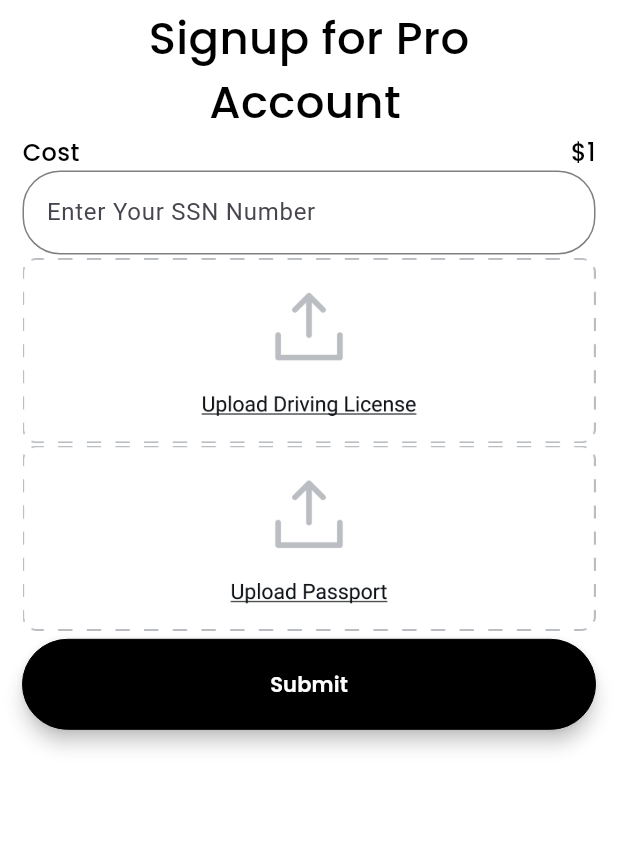
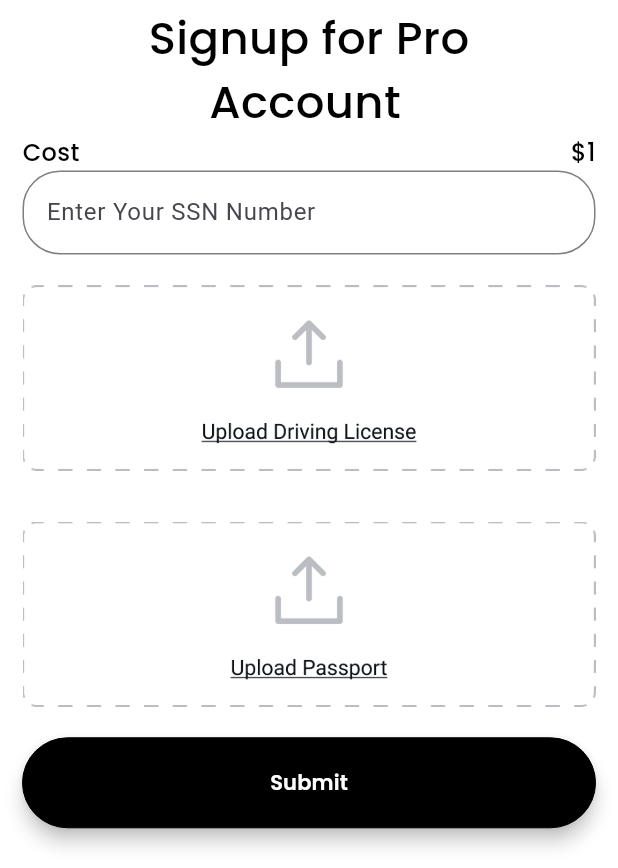
Before and after one commit to UasDevelope/civitante, a Flutter app: the ProAccountScren screen opened by its route, on a phone screen of 412 x 824 dp, the part 368-1236 px from its top. Run offline on Flutter 3.47's test engine with Material 3 defaults, Android fonts, the light colour scheme and no system bars; drawn by our look-alikes of loading_overlay; our stand-ins replace dotted_border, firebase_core, firebase_storage, fl_chart, flutter_image_compress, fluttertoast and 9 more; missing offline and left inert: flutter_stripe; accounts and stored records are empty.

Commit message:
upate code

```diff
--- a/lib/App/modules/auth/controller/auth_controller.dart
+++ b/lib/App/modules/auth/controller/auth_controller.dart
@@ -24,6 +24,7 @@ class AuthController extends GetxController {
 
   ///<Signup> Controllers
   TextEditingController signupEmailController = TextEditingController();
+  TextEditingController fullNameController = TextEditingController();
   TextEditingController signupLocationController = TextEditingController();
   TextEditingController signupPasswordController = TextEditingController();
   TextEditingController SignupConfirmPasswordController =
@@ -148,6 +149,7 @@ class AuthController extends GetxController {
     loading.value = true;
     var data = {
       "email": signupEmailController.text,
+      "name": fullNameController.text,
       "location": {
         "long": positioned.value!.longitude,
         "lat": positioned.value!.latitude
@@ -189,6 +191,7 @@ class AuthController extends GetxController {
     // Prepare data for the API request
     var data = {
       "email": signupEmailController.text,
+      "name": fullNameController.text,
       "location": {
         "long": positioned.value?.longitude, // Safely access longitude
         "lat": positioned.value?.latitude, // Safely access latitude
--- a/lib/App/modules/auth/view/pro_account.dart
+++ b/lib/App/modules/auth/view/pro_account.dart
@@ -82,14 +82,15 @@ class ProAccountScren extends StatelessWidget {
                               borderColor: AppColors.textFieldHintColor,
                               controller: controller.ssNumber),
                           SizedBox(
-                            height: Get.height * 0.002,
+                            height: Get.height * 0.009,
                           ),
                           InkWell(
                             onTap: () {
                               controller.pickImage("1");
                             },
                             child: Container(
-                              height: 125,
+                              height: 150,
+                              width: 400,
                               child: controller.drivingLicense.value.isEmpty
                                   ? Image.asset(
                                       AppImages.dotted,
@@ -97,19 +98,20 @@ class ProAccountScren extends StatelessWidget {
                                   : Image.network(
                                       controller.drivingLicense.value
                                           .toString(),
-                                      fit: BoxFit.fitWidth,
+                                      fit: BoxFit.cover,
                                     ),
                             ),
                           ),
                           SizedBox(
-                            height: Get.height * 0.0,
+                            height: Get.height * 0.009,
                           ),
                           InkWell(
                             onTap: () {
                               controller.pickImage("2");
                             },
                             child: Container(
-                              height: 125,
+                              height: 150,
+                              width: 400,
                               child: controller.passport.value.isEmpty
                                   ? Image.asset(
                                       AppImages.driving,
@@ -121,7 +123,7 @@ class ProAccountScren extends StatelessWidget {
                             ),
                           ),
                           SizedBox(
-                            height: Get.height * 0.006,
+                            height: Get.height * 0.009,
                           ),
                           Center(
                             child: AppButton(
--- a/lib/App/pages/app_pages.dart
+++ b/lib/App/pages/app_pages.dart
@@ -1,12 +1,10 @@
-import 'package:civitante/App/modules/AddCommunity/controller/add_community.dart';
-import 'package:civitante/App/modules/auth/view/card.dart';
+
 import 'package:civitante/App/modules/auth/view/login.dart';
 import 'package:civitante/App/modules/auth/view/pro_account.dart';
 import 'package:civitante/App/modules/auth/view/signup.dart';
 import 'package:civitante/App/modules/bottom/view/bottom_nav.dart';
 import 'package:civitante/App/modules/communities/view/community.dart';
 import 'package:civitante/App/modules/communityDetails/view/communityDetails.dart';
-import 'package:civitante/App/modules/contactadmin/view/admin_contact.dart';
 import 'package:civitante/App/modules/editMyCommunity/view/edityMyCommunity.dart';
 import 'package:civitante/App/modules/forget/view/new_password.dart';
 import 'package:civitante/App/modules/forget/view/send_otp.dart';
@@ -101,9 +99,6 @@ class AppPages {
         name: AppRoutes.Allcommunities,
         page: () => AllCommunitiesScreen(),
         binding: InitialBinding()),
-    GetPage(
-        name: AppRoutes.MyCard,
-        page: () => MyCard(),
-        binding: InitialBinding()),
+
   ];
 }
--- a/lib/App/routes/routes.dart
+++ b/lib/App/routes/routes.dart
@@ -1,6 +1,3 @@
-import 'package:civitante/App/modules/auth/view/card.dart';
-import 'package:civitante/App/modules/forget/view/verify_otp.dart';
-
 class AppRoutes {
   static get splash => '/splash';
 
--- a/lib/App/shared/app_textform_field.dart
+++ b/lib/App/shared/app_textform_field.dart
@@ -30,7 +30,7 @@ Widget customTextFormField({
     obscureText: isPasswordField ? obscureText : false,
     onChanged: onChanged,
     validator: validatore,
-    maxLines: isPasswordField ? 1 : maxLines ?? null, // Single line for passwords, multiline otherwise
+   // maxLines: isPasswordField ? 1 : maxLines ?? null, // Single line for passwords, multiline otherwise
     decoration: InputDecoration(
       hintText: hintText,
       labelText: labelText,
--- a/lib/App/shared/strings.dart
+++ b/lib/App/shared/strings.dart
@@ -14,6 +14,8 @@ class AppStrings {
   static String get proAccount => 'ProAccount';
 
   static String get enterUsernameEmail => 'Enter Your Username / Email';
+
+  static String get enterFullName => 'Enter Your Full Name';
 
   static String get enterYourPassword => 'Enter Your Password';
 
--- a/lib/main.dart
+++ b/lib/main.dart
@@ -2,7 +2,6 @@ import 'package:civitante/App/utilse/widgets.dart';
 import 'package:firebase_core/firebase_core.dart';
 import 'package:flutter_stripe/flutter_stripe.dart';
 
-import 'App/modules/auth/view/card.dart'; // Make sure the file path is correct.
 
 void main() async {
   WidgetsFlutterBinding.ensureInitialized();
--- a/pubspec.yaml
+++ b/pubspec.yaml
@@ -50,7 +50,6 @@ dependencies:
   image_picker: ^1.1.2
   fluttertoast:
   fl_chart: ^0.70.1
-  flutter_credit_card: ^4.0.1
   flutter_stripe: ^11.4.0
   intl: ^0.20.1
   firebase_core: ^3.10.1
```
Also changed, not shown: lib/App/modules/auth/view/card.dart (deleted, +0 -191 lines), lib/App/modules/auth/view/signup.dart (+10 -0 lines), pubspec.lock, 2 other files.
